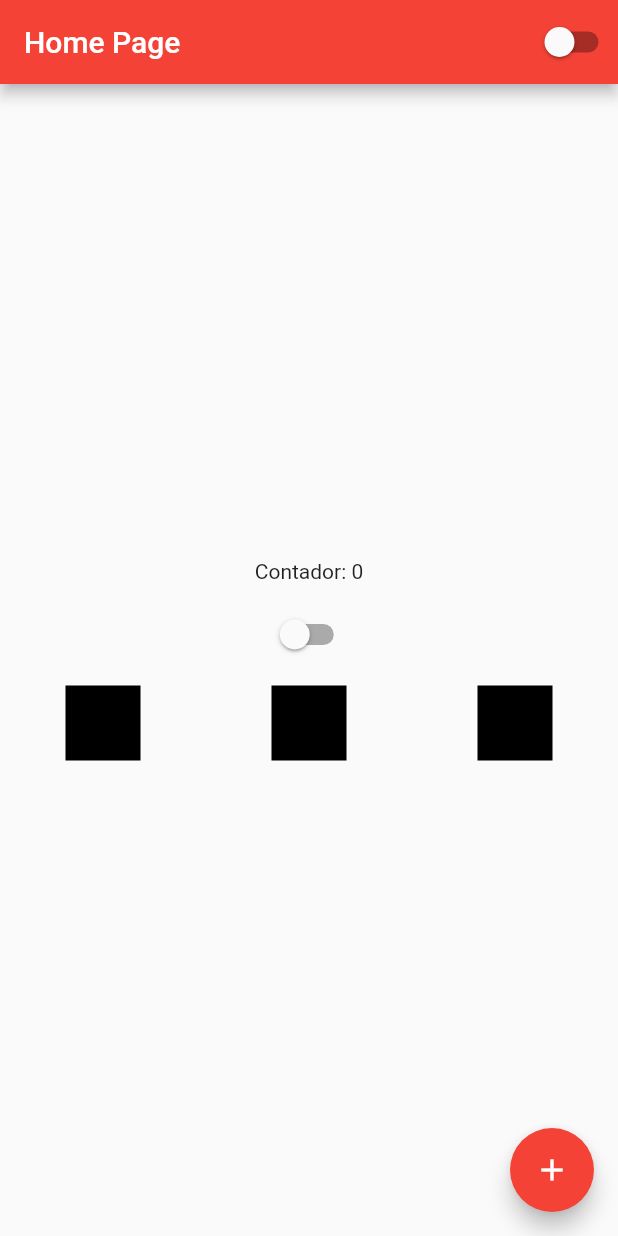
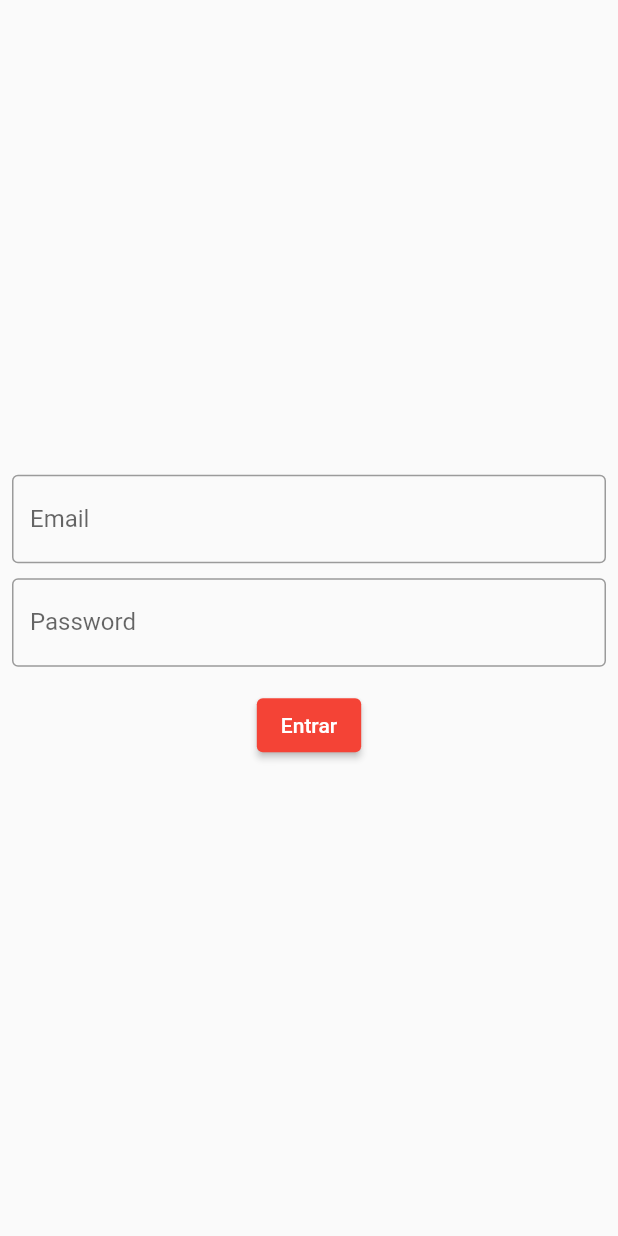
Before and after one commit to LuskaGarcia/cursoFlutter, a Flutter app: the screen it shows after launch, on a phone screen of 412 x 824 dp. Run offline on Flutter 3.47's test engine with Material 2 defaults, Android fonts, the phone set to English and light mode, and no system bars.

Commit message:
Tela de login

```diff
--- a/ola_mundo/lib/app_widget.dart
+++ b/ola_mundo/lib/app_widget.dart
@@ -1,4 +1,5 @@
 import 'package:flutter/material.dart';
+import 'package:ola_mundo/login_page.dart';
 
 import 'app_controller.dart';
 import 'home_page.dart';
@@ -18,7 +19,7 @@ class AppWidget extends StatelessWidget{
          : Brightness.light,
         ),
 
-      home: HomePage(),
+      home: LoginPage(),
     );
     },
     );
--- a/ola_mundo/lib/home_page.dart
+++ b/ola_mundo/lib/home_page.dart
@@ -26,7 +26,7 @@ class HomePageState extends State<HomePage> {
       body:  Container(
         width: double.infinity,
         height: double.infinity,
-        child: Column(
+        child: Column( //listview pra se eu querer scrollar para o lado
           mainAxisAlignment: MainAxisAlignment.center,
           children: [
             Text("Contador: $counter"),
--- /dev/null
+++ b/ola_mundo/lib/login_page.dart
@@ -0,0 +1,63 @@
+import 'package:flutter/material.dart';
+
+class LoginPage extends StatefulWidget {
+  const LoginPage({ Key? key }) : super(key: key);
+
+  @override
+  _LoginPageState createState() => _LoginPageState();
+}
+
+String email = '';
+String password = '';
+
+class _LoginPageState extends State<LoginPage> {
+  @override
+  Widget build(BuildContext context) {
+    return Scaffold(
+      body: SingleChildScrollView(
+        child: SizedBox(
+          width: MediaQuery.of(context).size.width,
+          height: MediaQuery.of(context).size.height,
+        child: Padding(
+          padding: const EdgeInsets.all(8.0),
+          child: Column(
+            mainAxisAlignment: MainAxisAlignment.center,
+            children: [
+              TextField(
+                onChanged: (text){
+                  email = text;
+                },
+                keyboardType: TextInputType.emailAddress,
+                decoration: InputDecoration(
+                  labelText: 'Email',
+                  border: OutlineInputBorder()
+                ),
+              ),
+              SizedBox(height: 10),
+               TextField(
+                 onChanged: (text){
+                   password = text;
+                 },
+                 obscureText: true,
+                decoration: InputDecoration(
+                  labelText: 'Password',
+                  border: OutlineInputBorder()
+                ),
+              ),
+              SizedBox(height: 15),
+              ElevatedButton(onPressed: () {
+                if(email == 'lucas@lucas.com' && password == '123'){
+                  print('Correto');
+                } else{
+                  print('Incorreto');
+                }
+              },
+              child: Text('Entrar'))
+              ],
+            ),
+        ),
+          ),
+      ),
+        );
+  }
+}
```
Also changed, not shown: 1 other file.
